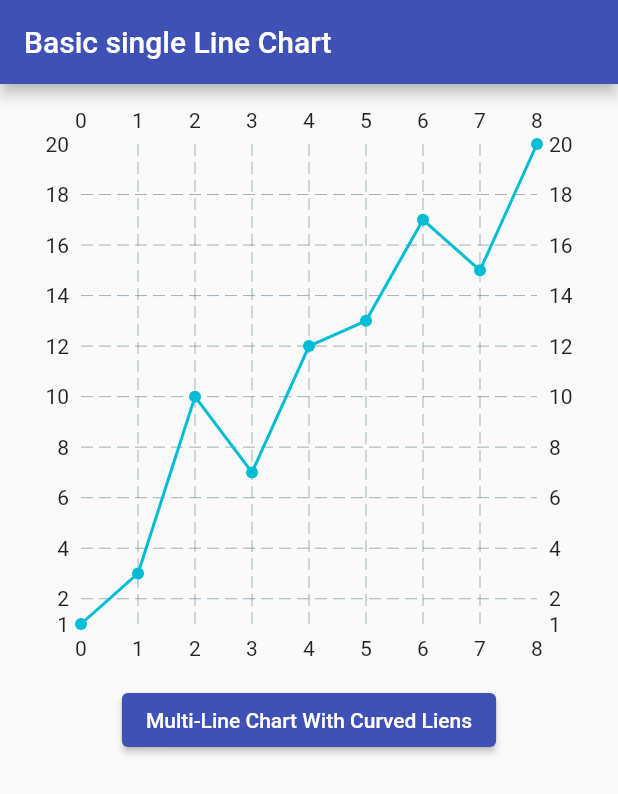
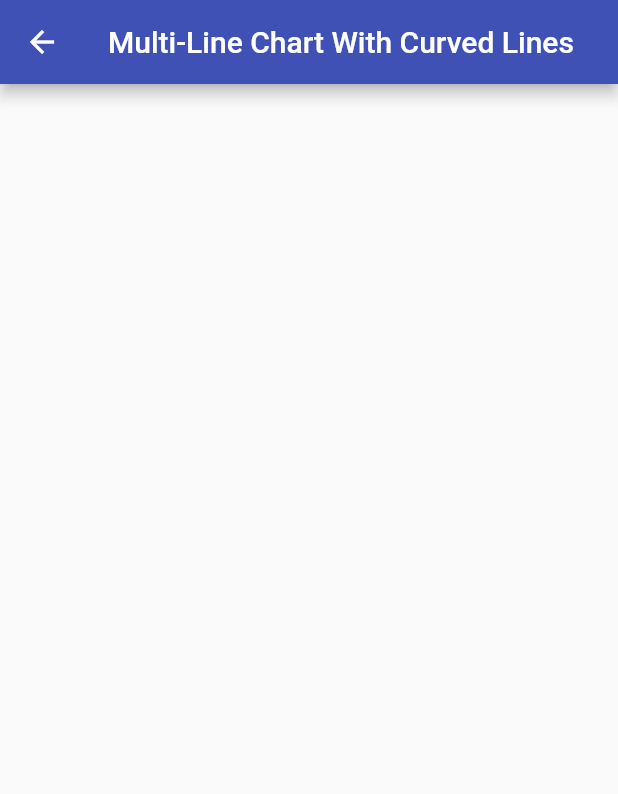
Before and after one commit to chihyeonWON/Flutter_chart, a Flutter app: the screen it shows after launch, after a tap on "Multi-Line Chart With Curved Liens", on a phone screen of 412 x 824 dp. Shown: the top 794 px of the screen. Run offline on Flutter 3.47's test engine with Material 2 defaults, Android fonts, the phone set to English and light mode, and no system bars; drawn by our look-alikes of fl_chart.

Commit message:
두 번째 화면에 여러 개의 곡선 그래프를 나타내도록 네비게이션 구성

```diff
--- a/lib/main.dart
+++ b/lib/main.dart
@@ -15,7 +15,11 @@ class MyApp extends StatelessWidget {
         theme: ThemeData(
           primarySwatch: Colors.indigo,
         ),
-        home: MyHomePage()
+        home: MyHomePage(),
+      routes:{
+          '/first':(context)=>MyHomePage(),
+          '/second':(context)=>SecondPage(),
+      },
     );
   }
 }
@@ -57,8 +61,8 @@ class MyHomePage extends StatelessWidget {
             ),
           ),
           ElevatedButton(
-            onPressed: () {
-
+            onPressed: () async {
+              await Navigator.pushNamed(context,'/second');
             },
             child:Text('Multi-Line Chart With Curved Liens')
           ),
@@ -67,3 +71,15 @@ class MyHomePage extends StatelessWidget {
     );
   }
 }
+
+class SecondPage extends StatelessWidget {
+
+  @override
+  Widget build(BuildContext context) {
+    return Scaffold(
+      appBar:AppBar(
+        title:Text('Multi-Line Chart With Curved Lines'),
+      ),
+    );
+  }
+}
```
